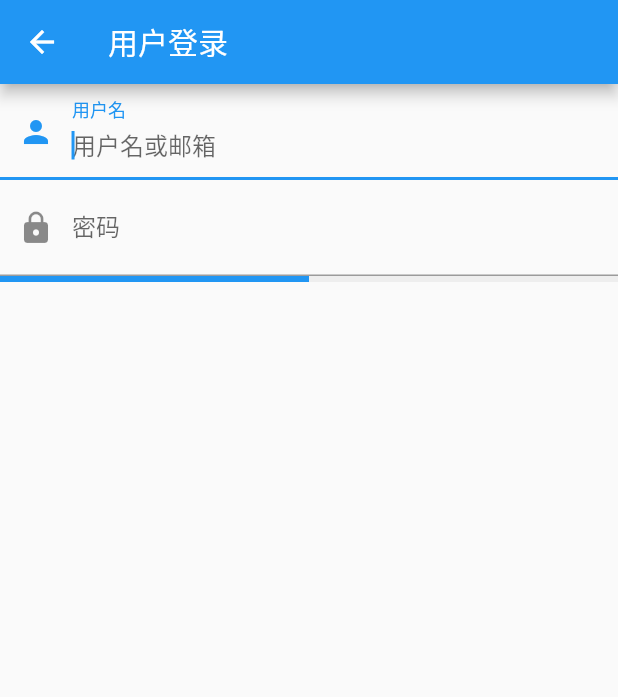
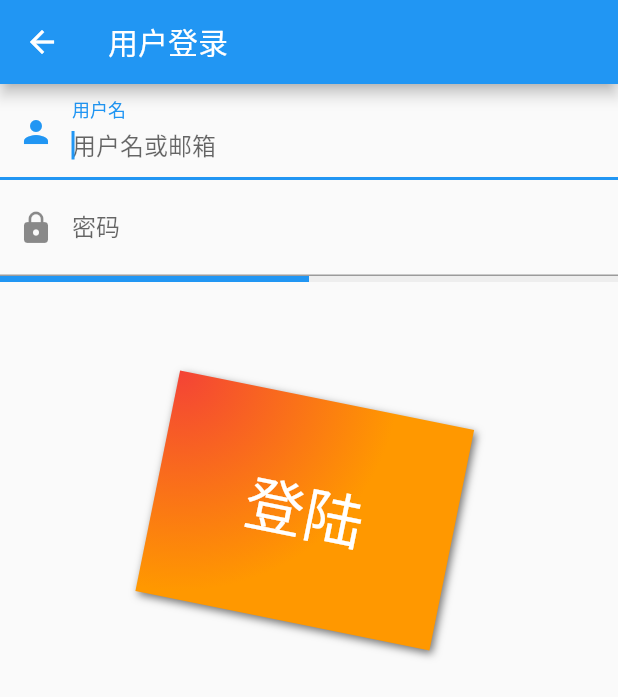
Before and after one commit to marvin-min/flutter_demo, a Flutter app: the screen it shows after launch, after a tap on an icon or button, on a phone screen of 412 x 824 dp. Shown: the top 697 px of the screen. Run offline on Flutter 3.47's test engine with Material 2 defaults, Android fonts, the phone set to English and light mode, and no system bars; network calls fail.

Commit message:
container

```diff
--- a/lib/main.dart
+++ b/lib/main.dart
@@ -317,7 +317,28 @@ class LoginRoute extends StatelessWidget {
                 backgroundColor: Colors.grey[200],
                 valueColor: AlwaysStoppedAnimation(Colors.blue),
                 value: .5,
-              )
+              ),
+              Container(
+                margin: EdgeInsets.only(top:50,left:50),
+                constraints: BoxConstraints.tightFor(width: 200,height: 150),
+                decoration: BoxDecoration(
+                  gradient: RadialGradient(
+                    colors: [Colors.red,Colors.orange],
+                    center: Alignment.topLeft,
+                    radius: .98
+                  ),
+                  boxShadow: [
+                    BoxShadow(
+                      color: Colors.black54,
+                      offset: Offset(2.0,2.0),
+                      blurRadius: 4.0
+                    )
+                  ]
+                ),
+                transform: Matrix4.rotationZ(.2), //卡片倾斜变换
+                alignment: Alignment.center, //卡片内文字居中
+                child: Text("登陆", style: TextStyle(color: Colors.white,fontSize: 40.0),),
+              ),
             ],
           )),
     );
```
